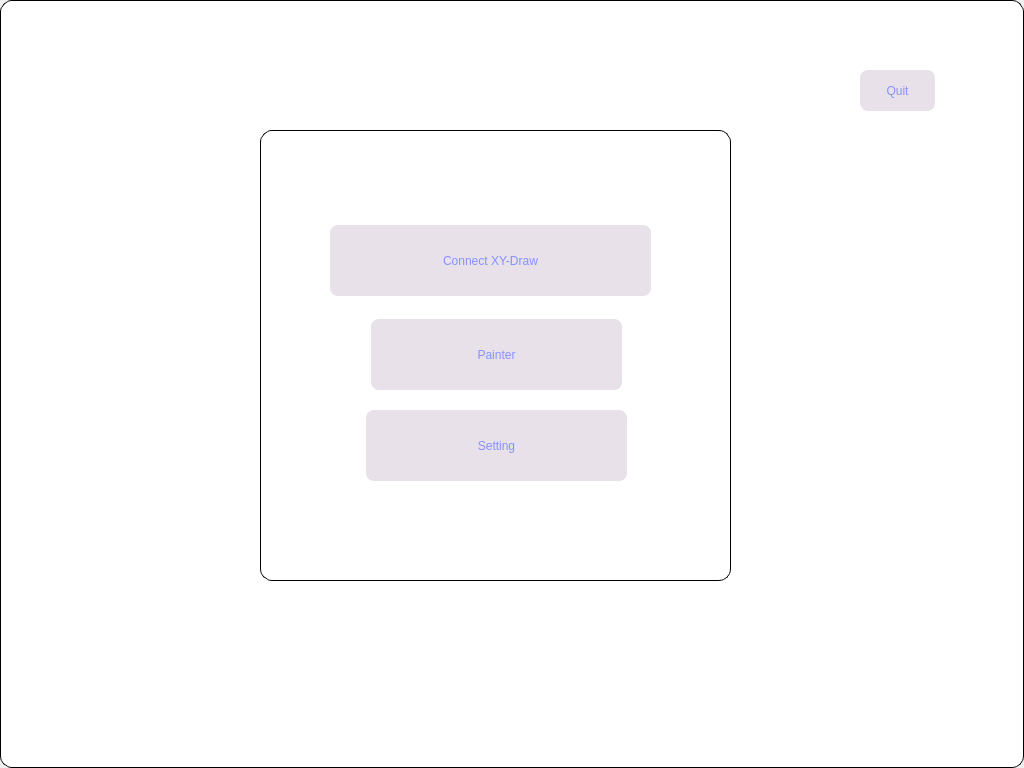
Before: the Qt Designer form welcom.ui in PuddingPengChen/PainterPad2Gcode, drawn with Qt 5.
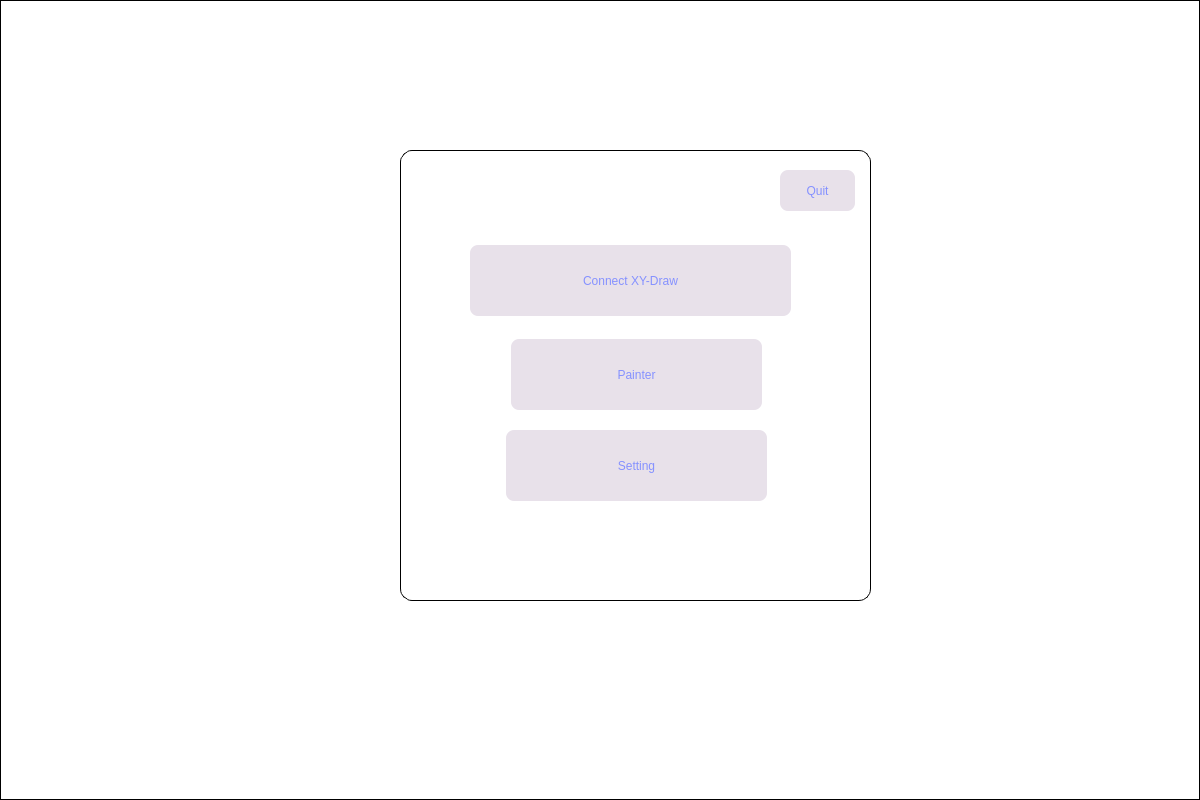
After: the same form once the commit is applied.

The edit to the form file:
```diff
--- a/welcom.ui
+++ b/welcom.ui
@@ -6,14 +6,14 @@
    <rect>
     <x>0</x>
     <y>0</y>
-    <width>1024</width>
-    <height>768</height>
+    <width>1200</width>
+    <height>800</height>
    </rect>
   </property>
   <property name="maximumSize">
    <size>
-    <width>1024</width>
-    <height>768</height>
+    <width>1200</width>
+    <height>800</height>
    </size>
   </property>
   <property name="windowTitle">
@@ -56,7 +56,7 @@
 	
 	background-color: rgb(255, 255, 255);
 	border:1px solid black;
-	border-radius:12px;
+	
 }
 QPushButton
 {
@@ -82,24 +82,11 @@
       <property name="frameShadow">
        <enum>QFrame::Raised</enum>
       </property>
-      <widget class="QPushButton" name="closeBtn">
-       <property name="geometry">
-        <rect>
-         <x>860</x>
-         <y>70</y>
-         <width>75</width>
-         <height>41</height>
-        </rect>
-       </property>
-       <property name="text">
-        <string>Quit</string>
-       </property>
-      </widget>
       <widget class="QFrame" name="frame_2">
        <property name="geometry">
         <rect>
-         <x>260</x>
-         <y>130</y>
+         <x>400</x>
+         <y>150</y>
          <width>471</width>
          <height>451</height>
         </rect>
@@ -177,6 +164,19 @@
          <string>Painter</string>
         </property>
        </widget>
+       <widget class="QPushButton" name="closeBtn">
+        <property name="geometry">
+         <rect>
+          <x>380</x>
+          <y>20</y>
+          <width>75</width>
+          <height>41</height>
+         </rect>
+        </property>
+        <property name="text">
+         <string>Quit</string>
+        </property>
+       </widget>
       </widget>
      </widget>
     </item>
```
